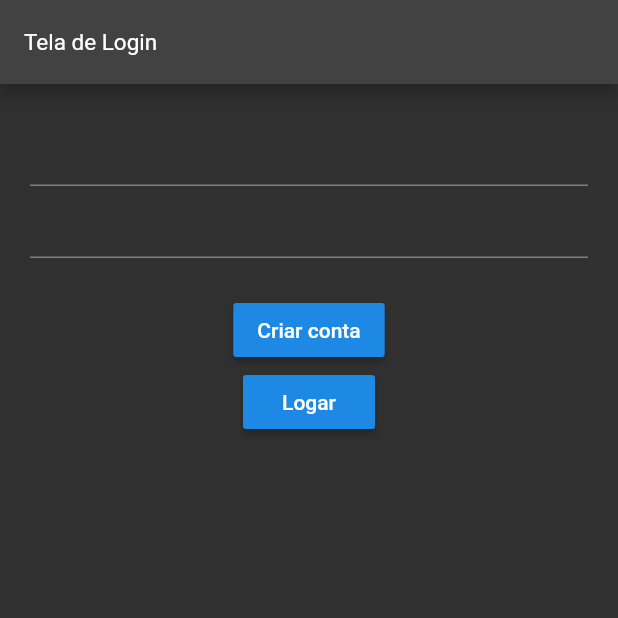
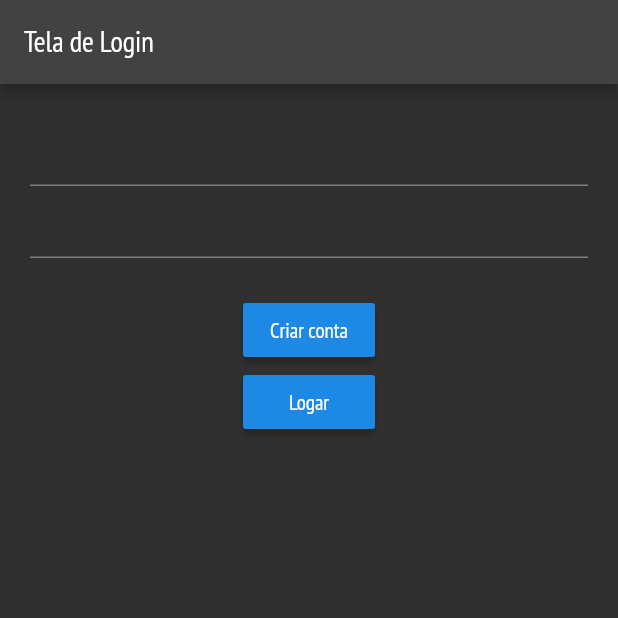
Before and after one commit to sergiotessaro/flutterstorage, a Flutter app: the screen it shows after launch, on a phone screen of 412 x 824 dp, the top half of it. Run offline on Flutter 3.47's test engine with Material 2 defaults, Android fonts, the phone set to English and light mode, and no system bars; our stand-ins replace firebase_auth, firebase_core, firebase_storage, flutter_mobx, flutter_native_image, image_picker and 1 more; missing offline and left inert: a package; accounts and stored records are empty; generated files the repository leaves out were written again.

Commit message:
atualizada a fonte

```diff
--- a/lib/app/page/sign_in/sign_In.dart
+++ b/lib/app/page/sign_in/sign_In.dart
@@ -44,8 +44,8 @@ class _SignInState extends State<SignIn> {
                           firebaseHandler.senhaController.text,
                           context);
 
-                        String uid = await firebaseHandler.uid();
-                        print(uid);
+                        var uid = await firebaseHandler.uid();
+                        print(uid.toString());
                     })
               ],
             ),
--- a/lib/main.dart
+++ b/lib/main.dart
@@ -25,7 +25,7 @@ class MyApp extends StatelessWidget {
             size: 2
           ),
           textTheme: TextTheme(
-              headline6: TextStyle(color: Colors.white, fontSize: 15, fontFamily: 'PT_Sans-Narrow-Web')),
+              headline6: TextStyle(color: Colors.white, fontSize: 19, fontFamily: 'PT_Sans-Narrow-Web')),
           color: Colors.grey[800]
         ),
         visualDensity: VisualDensity.adaptivePlatformDensity,
--- a/pubspec.yaml
+++ b/pubspec.yaml
@@ -33,7 +33,6 @@ dependencies:
   flutter_mobx: ^1.1.0+2
   flutter_link_preview: ^1.5.6
   flutter_native_image: ^0.0.5+3
-  native_pdf_view: ^3.8.0
   edge_detection: ^1.0.5
   open_file: ^3.0.3
 
@@ -89,6 +88,6 @@ flutter:
   fonts:
     - family: PT_Sans-Narrow-Web
       fonts:
-        - asset:  fonts/PT_Sans-Narrow-Web-Regular.ttf
+        - asset: fonts/PT_Sans-Narrow-Web-Regular.ttf
   # For details regarding fonts from package dependencies,
   # see https://flutter.dev/custom-fonts/#from-packages
```
Also changed, not shown: fonts/PT_Sans-Narrow-Web-Bold.ttf (added), fonts/PT_Sans-Narrow-Web-Regular.ttf (added), pubspec.lock.
